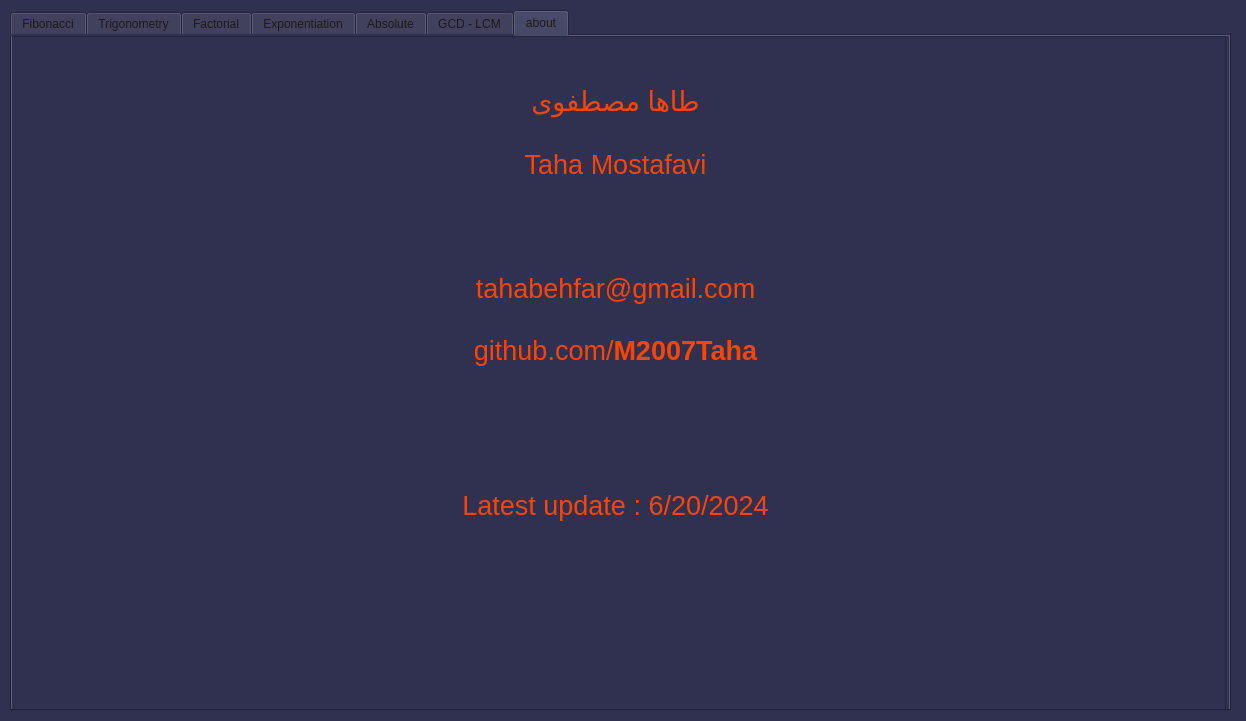
Qt form pithon.ui (M2007Taha/Pithon) before a commit.
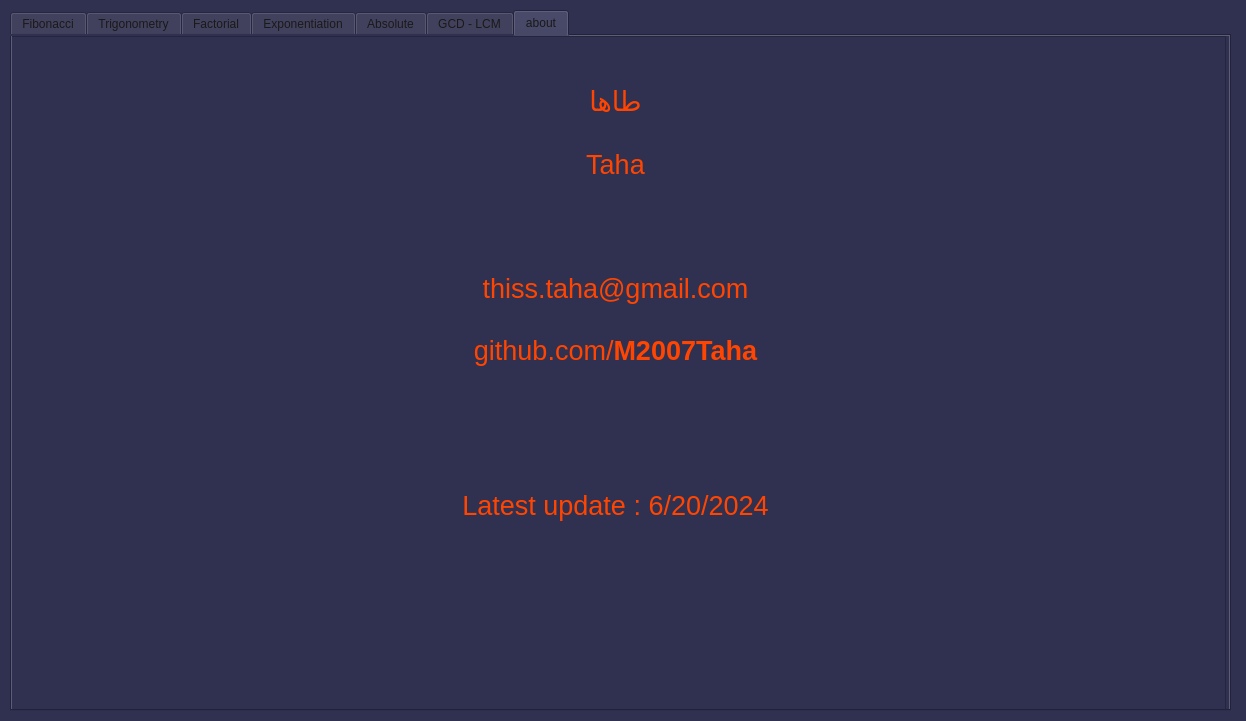
The same form after that commit. The open tabs and pages were chosen to show the change.

Patch:
```diff
--- a/pithon.ui
+++ b/pithon.ui
@@ -1174,13 +1174,13 @@
 &lt;/style&gt;&lt;/head&gt;&lt;body style=&quot; font-family:'Calibri'; font-size:20pt; font-weight:400; font-style:normal;&quot;&gt;
 &lt;p align=&quot;center&quot; style=&quot;-qt-paragraph-type:empty; margin-top:0px; margin-bottom:0px; margin-left:0px; margin-right:0px; -qt-block-indent:0; text-indent:0px; font-family:'MS Shell Dlg 2'; font-size:7.85455pt;&quot;&gt;&lt;br /&gt;&lt;/p&gt;
 &lt;p align=&quot;center&quot; style=&quot;-qt-paragraph-type:empty; margin-top:0px; margin-bottom:0px; margin-left:0px; margin-right:0px; -qt-block-indent:0; text-indent:0px; font-family:'MS Shell Dlg 2'; color:#ff4500;&quot;&gt;&lt;br /&gt;&lt;/p&gt;
-&lt;p align=&quot;center&quot; style=&quot; margin-top:0px; margin-bottom:0px; margin-left:0px; margin-right:0px; -qt-block-indent:0; text-indent:0px;&quot;&gt;&lt;span style=&quot; color:#ff4500;&quot;&gt;طاها مصطفوی&lt;/span&gt;&lt;/p&gt;
+&lt;p align=&quot;center&quot; style=&quot; margin-top:0px; margin-bottom:0px; margin-left:0px; margin-right:0px; -qt-block-indent:0; text-indent:0px;&quot;&gt;&lt;span style=&quot; color:#ff4500;&quot;&gt;طاها&lt;/span&gt;&lt;/p&gt;
 &lt;p align=&quot;center&quot; style=&quot;-qt-paragraph-type:empty; margin-top:0px; margin-bottom:0px; margin-left:0px; margin-right:0px; -qt-block-indent:0; text-indent:0px; font-family:'MS Shell Dlg 2'; color:#ff4500;&quot;&gt;&lt;br /&gt;&lt;/p&gt;
-&lt;p align=&quot;center&quot; style=&quot; margin-top:0px; margin-bottom:0px; margin-left:0px; margin-right:0px; -qt-block-indent:0; text-indent:0px;&quot;&gt;&lt;span style=&quot; font-family:'MS Shell Dlg 2'; color:#ff4500;&quot;&gt;Taha Mostafavi&lt;/span&gt;&lt;/p&gt;
+&lt;p align=&quot;center&quot; style=&quot; margin-top:0px; margin-bottom:0px; margin-left:0px; margin-right:0px; -qt-block-indent:0; text-indent:0px;&quot;&gt;&lt;span style=&quot; font-family:'MS Shell Dlg 2'; color:#ff4500;&quot;&gt;Taha&lt;/span&gt;&lt;/p&gt;
 &lt;p align=&quot;center&quot; style=&quot;-qt-paragraph-type:empty; margin-top:0px; margin-bottom:0px; margin-left:0px; margin-right:0px; -qt-block-indent:0; text-indent:0px; font-family:'MS Shell Dlg 2'; color:#ff4500;&quot;&gt;&lt;br /&gt;&lt;/p&gt;
 &lt;p align=&quot;center&quot; style=&quot;-qt-paragraph-type:empty; margin-top:0px; margin-bottom:0px; margin-left:0px; margin-right:0px; -qt-block-indent:0; text-indent:0px; font-family:'MS Shell Dlg 2'; color:#ff4500;&quot;&gt;&lt;br /&gt;&lt;/p&gt;
 &lt;p align=&quot;center&quot; style=&quot;-qt-paragraph-type:empty; margin-top:0px; margin-bottom:0px; margin-left:0px; margin-right:0px; -qt-block-indent:0; text-indent:0px; font-family:'MS Shell Dlg 2'; color:#ff4500;&quot;&gt;&lt;br /&gt;&lt;/p&gt;
-&lt;p align=&quot;center&quot; style=&quot; margin-top:0px; margin-bottom:0px; margin-left:0px; margin-right:0px; -qt-block-indent:0; text-indent:0px;&quot;&gt;&lt;span style=&quot; font-family:'MS Shell Dlg 2'; color:#ff4500;&quot;&gt;tahabehfar@gmail.com&lt;/span&gt;&lt;/p&gt;
+&lt;p align=&quot;center&quot; style=&quot; margin-top:0px; margin-bottom:0px; margin-left:0px; margin-right:0px; -qt-block-indent:0; text-indent:0px;&quot;&gt;&lt;span style=&quot; font-family:'MS Shell Dlg 2'; color:#ff4500;&quot;&gt;thiss.taha@gmail.com&lt;/span&gt;&lt;/p&gt;
 &lt;p align=&quot;center&quot; style=&quot;-qt-paragraph-type:empty; margin-top:0px; margin-bottom:0px; margin-left:0px; margin-right:0px; -qt-block-indent:0; text-indent:0px; font-family:'MS Shell Dlg 2'; color:#ff4500;&quot;&gt;&lt;br /&gt;&lt;/p&gt;
 &lt;p align=&quot;center&quot; style=&quot; margin-top:0px; margin-bottom:0px; margin-left:0px; margin-right:0px; -qt-block-indent:0; text-indent:0px;&quot;&gt;&lt;span style=&quot; font-family:'MS Shell Dlg 2'; color:#ff4500;&quot;&gt;github.com/&lt;/span&gt;&lt;span style=&quot; font-family:'MS Shell Dlg 2'; font-weight:600; color:#ff4500;&quot;&gt;M2007Taha&lt;/span&gt;&lt;/p&gt;
 &lt;p align=&quot;center&quot; style=&quot;-qt-paragraph-type:empty; margin-top:0px; margin-bottom:0px; margin-left:0px; margin-right:0px; -qt-block-indent:0; text-indent:0px; color:#ff4500;&quot;&gt;&lt;br /&gt;&lt;/p&gt;
```
